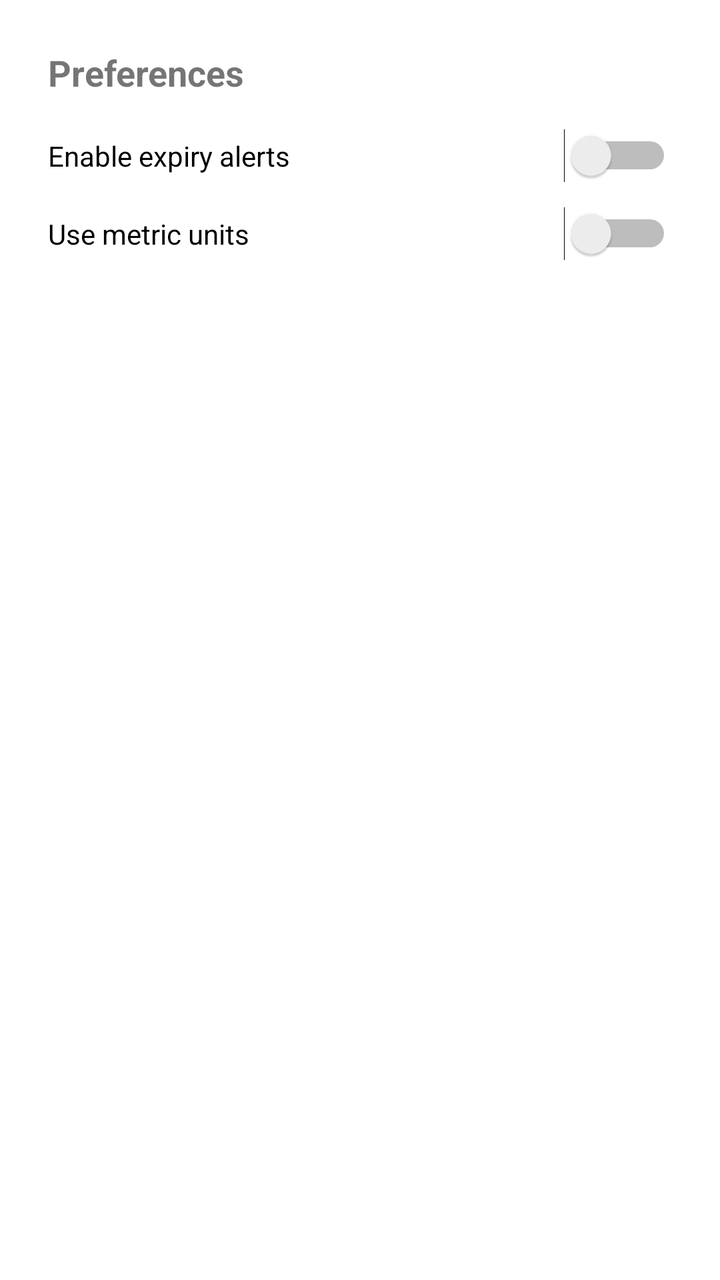
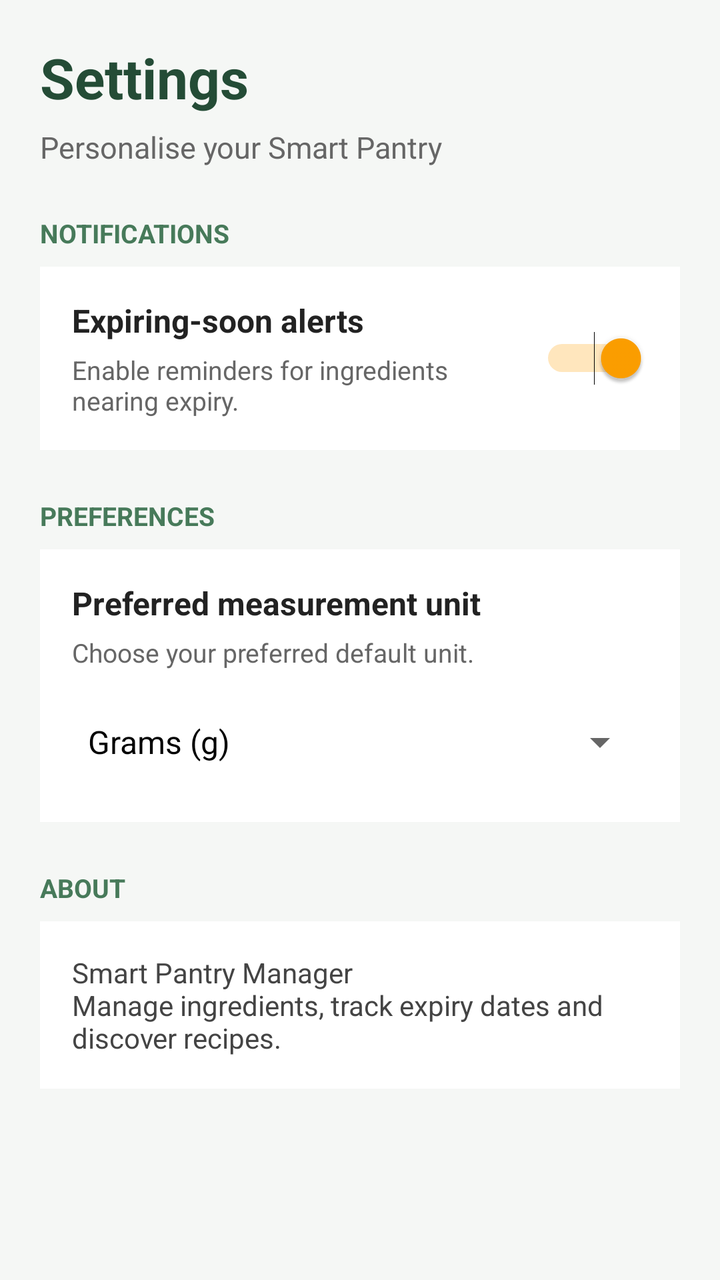

Two renders of the same Android screen: before a commit and after it. Below are the layout's source before the change and the commit's diff.
<!-- AndroidManifest.xml: application theme Theme.SmartPantry -->
<!-- res/layout/activity_settings.xml -->
<?xml version="1.0" encoding="utf-8"?>
<LinearLayout xmlns:android="http://schemas.android.com/apk/res/android"
    android:layout_width="match_parent"
    android:layout_height="match_parent"
    android:orientation="vertical"
    android:padding="24dp">

    <TextView
        android:layout_width="match_parent"
        android:layout_height="wrap_content"
        android:text="Preferences"
        android:textSize="18sp"
        android:textStyle="bold" />

    <Switch
        android:id="@+id/swExpiryAlerts"
        android:layout_width="match_parent"
        android:layout_height="wrap_content"
        android:layout_marginTop="16dp"
        android:text="Enable expiry alerts" />

    <Switch
        android:id="@+id/swMetric"
        android:layout_width="match_parent"
        android:layout_height="wrap_content"
        android:layout_marginTop="12dp"
        android:text="Use metric units" />
</LinearLayout>
<!-- resources referenced by this layout -->
<resources>
  <style name="Theme.SmartPantry" parent="Theme.MaterialComponents.Light.NoActionBar">
          <item name="colorPrimary">#2E7D32</item>
          <item name="colorPrimaryVariant">#1B5E20</item>
          <item name="colorOnPrimary">#FFFFFF</item>
          <item name="colorSecondary">#FFA000</item>
          <item name="colorSecondaryVariant">#F57C00</item>
          <item name="colorOnSecondary">#000000</item>
          <item name="android:textColorPrimary">#000000</item>
      </style>
</resources>

<!-- the commit's change to res/layout/activity_settings.xml (unified diff, before → after) -->
@@ -1,28 +1,144 @@
 <?xml version="1.0" encoding="utf-8"?>
-<LinearLayout xmlns:android="http://schemas.android.com/apk/res/android"
+<ScrollView xmlns:android="http://schemas.android.com/apk/res/android"
     android:layout_width="match_parent"
     android:layout_height="match_parent"
-    android:orientation="vertical"
-    android:padding="24dp">
+    android:fillViewport="true"
+    android:background="#F5F7F5">
 
-    <TextView
+    <LinearLayout
         android:layout_width="match_parent"
         android:layout_height="wrap_content"
-        android:text="Preferences"
-        android:textSize="18sp"
-        android:textStyle="bold" />
+        android:orientation="vertical"
+        android:padding="20dp">
 
-    <Switch
-        android:id="@+id/swExpiryAlerts"
-        android:layout_width="match_parent"
-        android:layout_height="wrap_content"
-        android:layout_marginTop="16dp"
-        android:text="Enable expiry alerts" />
+        <TextView
+            android:layout_width="match_parent"
+            android:layout_height="wrap_content"
+            android:text="Settings"
+            android:textSize="28sp"
+            android:textStyle="bold"
+            android:textColor="#244C36"
+            android:layout_marginBottom="6dp" />
 
-    <Switch
-        android:id="@+id/swMetric"
-        android:layout_width="match_parent"
-        android:layout_height="wrap_content"
-        android:layout_marginTop="12dp"
-        android:text="Use metric units" />
-</LinearLayout>
+        <TextView
+            android:layout_width="match_parent"
+            android:layout_height="wrap_content"
+            android:text="Personalise your Smart Pantry"
+            android:textSize="15sp"
+            android:textColor="#666666"
+            android:layout_marginBottom="24dp" />
+
+        <TextView
+            android:layout_width="match_parent"
+            android:layout_height="wrap_content"
+            android:text="NOTIFICATIONS"
+            android:textStyle="bold"
+            android:textSize="13sp"
+            android:textColor="#477A5A"
+            android:layout_marginBottom="8dp" />
+
+        <LinearLayout
+            android:layout_width="match_parent"
+            android:layout_height="wrap_content"
+            android:orientation="horizontal"
+            android:gravity="center_vertical"
+            android:background="#FFFFFF"
+            android:padding="16dp">
+
+            <LinearLayout
+                android:layout_width="0dp"
+                android:layout_height="wrap_content"
+                android:layout_weight="1"
+                android:orientation="vertical">
+
+                <TextView
+                    android:layout_width="match_parent"
+                    android:layout_height="wrap_content"
+                    android:text="Expiring-soon alerts"
+                    android:textStyle="bold"
+                    android:textSize="16sp"
+                    android:textColor="#222222" />
+
+                <TextView
+                    android:layout_width="match_parent"
+                    android:layout_height="wrap_content"
+                    android:text="Enable reminders for ingredients nearing expiry."
+                    android:textSize="13sp"
+                    android:textColor="#666666"
+                    android:layout_marginTop="5dp" />
+
+            </LinearLayout>
+
+            <Switch
+                android:id="@+id/switchExpiryAlerts"
+                android:layout_width="wrap_content"
+                android:layout_height="wrap_content"
+                android:checked="true"
+                android:contentDescription="Enable expiring-soon alerts" />
+
+        </LinearLayout>
+
+        <TextView
+            android:layout_width="match_parent"
+            android:layout_height="wrap_content"
+            android:text="PREFERENCES"
+            android:textStyle="bold"
+            android:textSize="13sp"
+            android:textColor="#477A5A"
+            android:layout_marginTop="24dp"
+            android:layout_marginBottom="8dp" />
+
+        <LinearLayout
+            android:layout_width="match_parent"
+            android:layout_height="wrap_content"
+            android:orientation="vertical"
+            android:background="#FFFFFF"
+            android:padding="16dp">
+
+            <TextView
+                android:layout_width="match_parent"
+                android:layout_height="wrap_content"
+                android:text="Preferred measurement unit"
+                android:textStyle="bold"
+                android:textSize="16sp"
+                android:textColor="#222222" />
+
+            <TextView
+                android:layout_width="match_parent"
+                android:layout_height="wrap_content"
+                android:text="Choose your preferred default unit."
+                android:textSize="13sp"
+                android:textColor="#666666"
+                android:layout_marginTop="5dp"
+                android:layout_marginBottom="12dp" />
+
+            <Spinner
+                android:id="@+id/spinnerDefaultUnit"
+                android:layout_width="match_parent"
+                android:layout_height="48dp"
+                android:entries="@array/pantry_units" />
+
+        </LinearLayout>
+
+        <TextView
+            android:layout_width="match_parent"
+            android:layout_height="wrap_content"
+            android:text="ABOUT"
+            android:textStyle="bold"
+            android:textSize="13sp"
+            android:textColor="#477A5A"
+            android:layout_marginTop="24dp"
+            android:layout_marginBottom="8dp" />
+
+        <TextView
+            android:layout_width="match_parent"
+            android:layout_height="wrap_content"
+            android:text="Smart Pantry Manager\nManage ingredients, track expiry dates and discover recipes."
+            android:textSize="14sp"
+            android:textColor="#444444"
+            android:background="#FFFFFF"
+            android:padding="16dp" />
+
+    </LinearLayout>
+
+</ScrollView>
<!-- resource entries referenced after the edit -->
@@ -1,5 +1,15 @@
 <!-- resources referenced by this layout -->
 <resources>
+  <string-array name="pantry_units">
+          <item>Grams (g)</item>
+          <item>Kilograms (kg)</item>
+          <item>Millilitres (ml)</item>
+          <item>Litres (L)</item>
+          <item>Pieces</item>
+          <item>Teaspoons (tsp)</item>
+          <item>Tablespoons (tbsp)</item>
+          <item>Cups</item>
+      </string-array>
   <style name="Theme.SmartPantry" parent="Theme.MaterialComponents.Light.NoActionBar">
           <item name="colorPrimary">#2E7D32</item>
           <item name="colorPrimaryVariant">#1B5E20</item>
